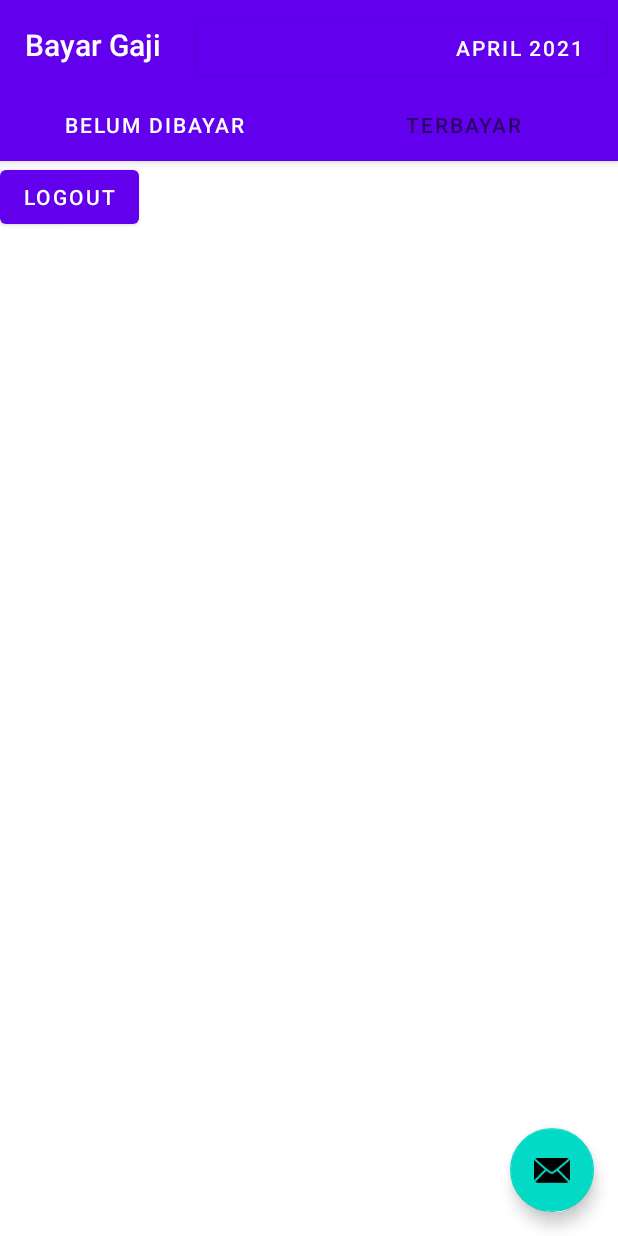
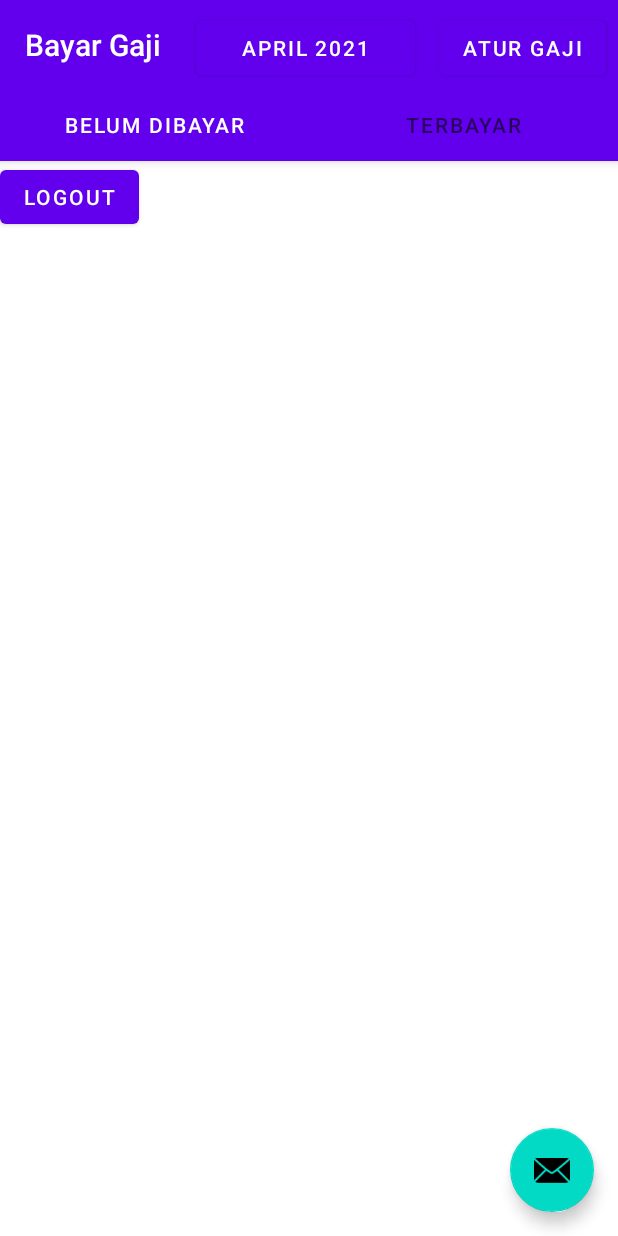
Before and after one commit to hariangr/tubes-progmob-2021, an Android app: the BayarGajiActivity screen opened directly, with no data from a screen before it, on a phone screen of 412 x 824 dp. Run offline under Robolectric (Android 15) with nearby library versions, the phone set to English and light mode, and no system bars; 1 statement that could not run was skipped.

Commit message:
add atur gaji layout

```diff
--- a/app/src/main/AndroidManifest.xml
+++ b/app/src/main/AndroidManifest.xml
@@ -9,10 +9,11 @@
         android:roundIcon="@mipmap/ic_launcher_round"
         android:supportsRtl="true"
         android:theme="@style/Theme.PembayaranGaji">
+        <activity android:name=".AturGajiActivity" android:label="Atur Gaji"></activity>
         <activity
             android:name=".BayarGajiActivity"
             android:label="@string/title_activity_bayar_gaji"
-            android:theme="@style/Theme.PembayaranGaji.NoActionBar"></activity>
+            android:theme="@style/Theme.PembayaranGaji.NoActionBar" />
         <activity
             android:name=".LoginActivity"
             android:label="Sipasar Login">
--- a/app/src/main/java/id/aryad/sipasar/BayarGajiActivity.java
+++ b/app/src/main/java/id/aryad/sipasar/BayarGajiActivity.java
@@ -1,16 +1,20 @@
 package id.aryad.sipasar;
 
 import android.app.DatePickerDialog;
+import android.content.Intent;
 import android.os.Bundle;
 
 import com.google.android.material.floatingactionbutton.FloatingActionButton;
 import com.google.android.material.snackbar.Snackbar;
 import com.google.android.material.tabs.TabLayout;
 
+import androidx.appcompat.widget.Toolbar;
 import androidx.viewpager.widget.ViewPager;
 import androidx.appcompat.app.AppCompatActivity;
 
 import android.util.Log;
+import android.view.Menu;
+import android.view.MenuInflater;
 import android.view.View;
 import android.widget.Button;
 import android.widget.DatePicker;
@@ -28,11 +32,11 @@ public class BayarGajiActivity extends AppCompatActivity {
     private int selectedYear = DateHelperRepository.getInstance().getCurrentYear();
 
     private Button yearMonthIndicator;
+    private Button aturGajiBtn;
 
     public void updateYearMonthIndicator() {
         yearMonthIndicator.setText(MonthNames.Bahasa[selectedMonth - 1] + " " + selectedYear);
     }
-
 
     @Override
     protected void onCreate(Bundle savedInstanceState) {
@@ -45,6 +49,7 @@ public class BayarGajiActivity extends AppCompatActivity {
         tabs.setupWithViewPager(viewPager);
 
         yearMonthIndicator = (Button) findViewById(R.id.yearMonthIndicator);
+        aturGajiBtn = (Button) findViewById(R.id.openAturgajiBtn);
 
         yearMonthIndicator.setOnClickListener(new View.OnClickListener() {
             @Override
@@ -63,6 +68,13 @@ public class BayarGajiActivity extends AppCompatActivity {
             }
         });
 
+        aturGajiBtn.setOnClickListener(new View.OnClickListener() {
+            @Override
+            public void onClick(View v) {
+                Intent _intent = new Intent(getApplicationContext(), AturGajiActivity.class);
+                startActivity(_intent);
+            }
+        });
 
         updateYearMonthIndicator();
     }
--- a/app/src/main/java/id/aryad/sipasar/models/PembayaranGaji.java
+++ b/app/src/main/java/id/aryad/sipasar/models/PembayaranGaji.java
@@ -1,14 +1,14 @@
 package id.aryad.sipasar.models;
 
-import java.time.LocalDateTime;
+import java.util.Date;
 
 public class PembayaranGaji {
     int id_pembayaran_gaji;
     int id_pegawai;
     int nilai_gaji;
-    LocalDateTime tanggal_bayar;
+    Date tanggal_bayar;
 
-    public PembayaranGaji(int id_pembayaran_gaji, int id_pegawai, int nilai_gaji, LocalDateTime tanggal_bayar) {
+    public PembayaranGaji(int id_pembayaran_gaji, int id_pegawai, int nilai_gaji, Date tanggal_bayar) {
         this.id_pembayaran_gaji = id_pembayaran_gaji;
         this.id_pegawai = id_pegawai;
         this.nilai_gaji = nilai_gaji;
--- a/app/src/main/res/layout/activity_bayar_gaji.xml
+++ b/app/src/main/res/layout/activity_bayar_gaji.xml
@@ -33,9 +33,16 @@
                 android:layout_marginStart="8dp"
                 android:layout_marginEnd="8dp"
                 android:layout_weight="1"
-                android:text="-"
-                android:textAlignment="textEnd" />
+                android:text="-" />
 
+            <Button
+                android:id="@+id/openAturgajiBtn"
+                android:layout_width="wrap_content"
+                android:layout_height="wrap_content"
+                android:layout_marginStart="8dp"
+                android:layout_marginEnd="8dp"
+                android:text="Atur Gaji"
+                />
         </LinearLayout>
 
         <com.google.android.material.tabs.TabLayout
```
Also changed, not shown: app/src/main/java/id/aryad/sipasar/AturGajiActivity.java (added, +14 -0 lines), app/src/main/java/id/aryad/sipasar/models/HistoryGajiPegawai.java (+5 -5 lines), app/src/main/java/id/aryad/sipasar/models/Pegawai.java (+16 -0 lines), app/src/main/java/id/aryad/sipasar/repositories/PegawaiRepository.java (added, +50 -0 lines), app/src/main/res/layout/activity_atur_gaji.xml (added, +9 -0 lines).
